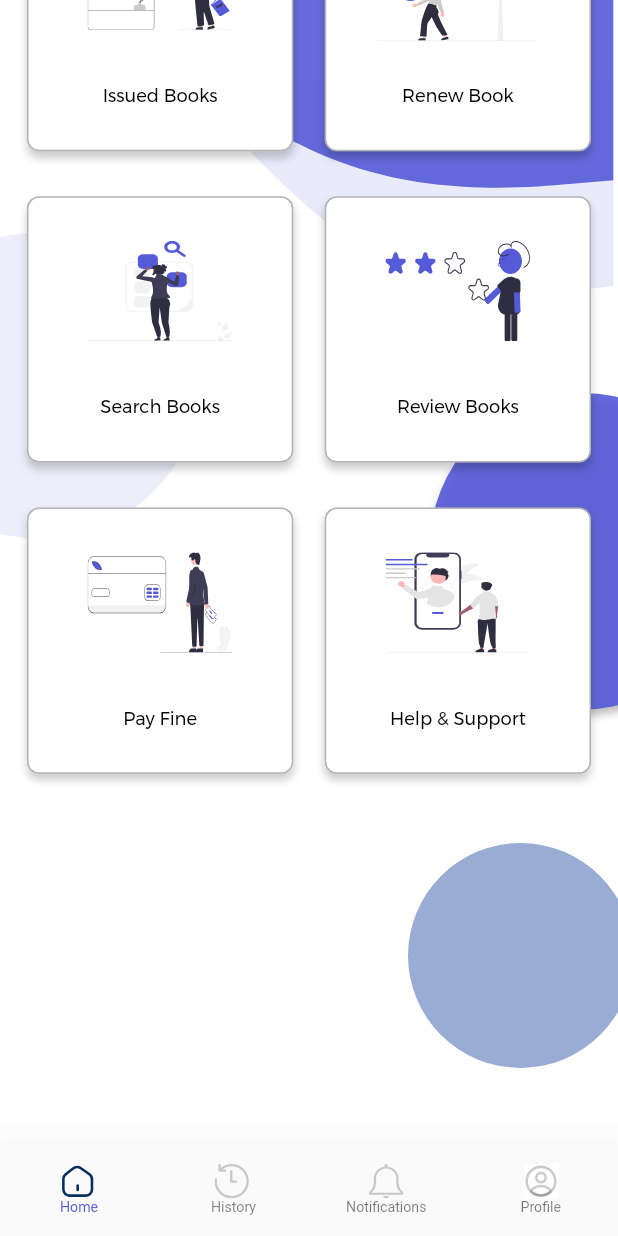
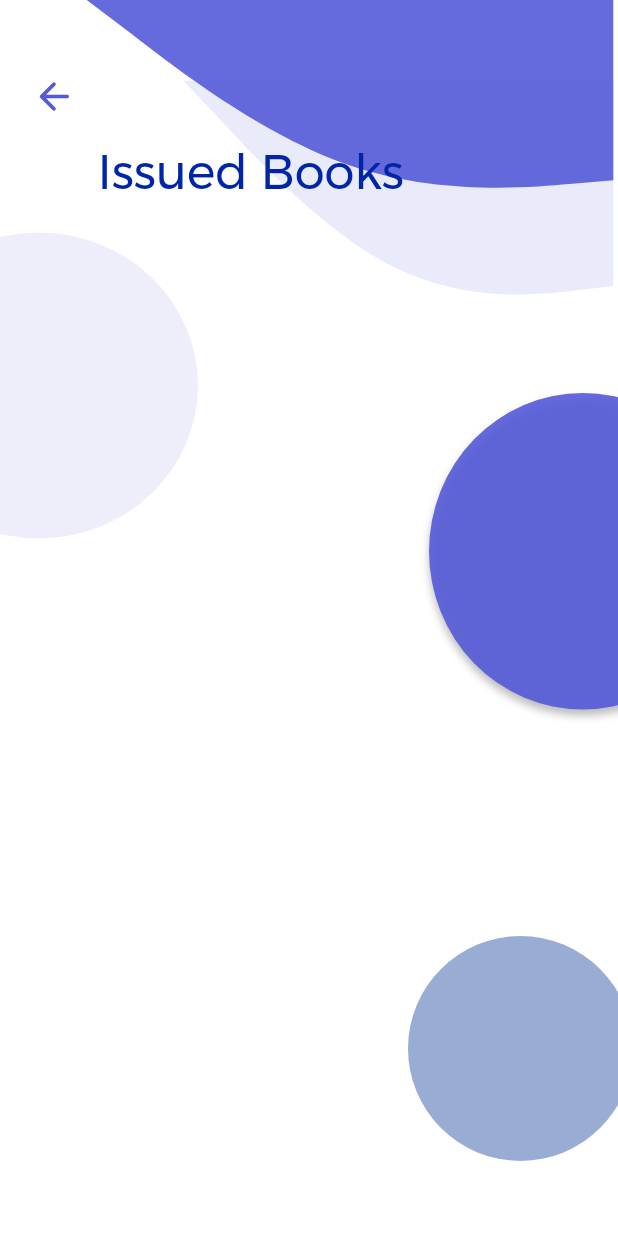
Before and after one commit to jyothir10/bibliotheca, a Flutter app: the DashBoardScreen screen opened by its route, scrolled down 159 dp, after a tap on "Review Books", on a phone screen of 412 x 824 dp. Run offline on Flutter 3.47's test engine with Material 2 defaults, Android fonts, the light colour scheme and no system bars; our stand-ins replace cloud_firestore, firebase_auth, firebase_core, flutter_svg, modal_progress_hud_nsn, shared_preferences; missing offline and left inert: blobs; accounts and stored records are empty; Roboto replaces fonts that are missing (SFUIText).

Commit message:
Review book screen-1

```diff
--- a/lib/Screens/DashBoardScreen.dart
+++ b/lib/Screens/DashBoardScreen.dart
@@ -1,10 +1,11 @@
 import 'package:bibliotheca/Components/Background.dart';
 import 'package:bibliotheca/Components/BottomBar.dart';
 import 'package:bibliotheca/Screens/ReissueBookScreen.dart';
+import 'package:bibliotheca/Screens/ReviewBookScreen.dart';
 import 'package:bibliotheca/Screens/contact_us_screen.dart';
 import 'package:bibliotheca/Screens/due_payment.dart';
+import 'package:bibliotheca/Screens/issued_books_screen.dart';
 import 'package:bibliotheca/Screens/search_screen_main.dart';
-import 'package:bibliotheca/Screens/issued_books_screen.dart';
 import 'package:firebase_auth/firebase_auth.dart';
 import 'package:flutter/material.dart';
 
@@ -66,7 +67,9 @@ class _DashBoardScreenState extends State<DashBoardScreen> {
                       DashBoardCard(
                         img: "images/dashboard/issue.svg",
                         text: 'Issued Books',
-                        onTap: () { Navigator.pushNamed(context, IssuedBooks.id); },
+                        onTap: () {
+                          Navigator.pushNamed(context, IssuedBooks.id);
+                        },
                       ),
                       DashBoardCard(
                         img: "images/dashboard/renewal.svg",
@@ -85,7 +88,9 @@ class _DashBoardScreenState extends State<DashBoardScreen> {
                       DashBoardCard(
                         img: "images/dashboard/review.svg",
                         text: 'Review Books',
-                        onTap: () {},
+                        onTap: () {
+                          Navigator.pushNamed(context, ReviewBookScreen.id);
+                        },
                       ),
                       DashBoardCard(
                         img: "images/dashboard/fine.svg",
--- /dev/null
+++ b/lib/Screens/ReviewBookScreen.dart
@@ -0,0 +1,144 @@
+import 'package:bibliotheca/Components/Background.dart';
+import 'package:bibliotheca/Components/ReviewBookCard.dart';
+import 'package:bibliotheca/constants.dart';
+import 'package:cloud_firestore/cloud_firestore.dart';
+import 'package:flutter/material.dart';
+import 'package:shared_preferences/shared_preferences.dart';
+
+class ReviewBookScreen extends StatefulWidget {
+  static const String id = '/review';
+  const ReviewBookScreen({Key? key}) : super(key: key);
+
+  @override
+  State<ReviewBookScreen> createState() => _ReviewBookScreenState();
+}
+
+class _ReviewBookScreenState extends State<ReviewBookScreen> {
+  String? admno = "";
+  bool exist = false;
+  late QueryDocumentSnapshot<Map<String, dynamic>> books;
+  List<String> bookids = [];
+  List<String> booknames = [];
+  List issuedates = [];
+  @override
+  void initState() {
+    // TODO: implement initState
+    super.initState();
+    getUser();
+  }
+
+  getUser() async {
+    SharedPreferences prefs = await SharedPreferences.getInstance();
+    admno = prefs.getString('id');
+  }
+
+  @override
+  Widget build(BuildContext context) {
+    return Scaffold(
+      backgroundColor: Colors.white,
+      body: Stack(children: <Widget>[
+        Background(),
+        const Positioned(
+          left: 65,
+          top: 95,
+          child: Text(
+            'Issued Books',
+            style: TextStyle(
+              color: Color(0xFF0025A9),
+              fontSize: 32,
+              fontFamily: 'Montserrat',
+            ),
+          ),
+        ),
+        SingleChildScrollView(
+          child: Column(
+            children: [
+              Container(
+                margin: EdgeInsets.only(top: 40, left: 12),
+                child: Align(
+                  alignment: Alignment.topLeft,
+                  child: IconButton(
+                    onPressed: () {
+                      Navigator.pop(context, true);
+                    },
+                    icon: const Icon(
+                      Icons.arrow_back_rounded,
+                      size: 30,
+                      color: Color(0xFF545AD8),
+                    ),
+                  ),
+                ),
+              ),
+              SizedBox(
+                height: 0.08 * MediaQuery.of(context).size.height,
+              ),
+              ConstrainedBox(
+                constraints: BoxConstraints(
+                    maxHeight: MediaQuery.of(context).size.height),
+                child: Container(
+                  height: 632,
+                  child: StreamBuilder<QuerySnapshot>(
+                    stream: FirebaseFirestore.instance
+                        .collection('Students')
+                        .snapshots(),
+                    builder: (context, snapshots) {
+                      return (snapshots.connectionState ==
+                              ConnectionState.waiting)
+                          ? const Center(
+                              child: CircularProgressIndicator(
+                                color: primaryColour,
+                              ),
+                            )
+                          : ListView.builder(
+                              itemCount: snapshots.data!.docs.length,
+                              itemBuilder: (context, index) {
+                                var data = snapshots.data!.docs[index].data()
+                                    as Map<String, dynamic>;
+                                if (data['admno'] == admno) {
+                                  List l1 = data['bookid'];
+                                  List l2 = data['bookname'];
+
+                                  return Container(
+                                    height: 600,
+                                    width: MediaQuery.of(context).size.width,
+                                    child: ListView.builder(
+                                        itemCount: l1.length,
+                                        itemBuilder: (context, index) {
+                                          return ReviewBookCard(
+                                            isbn: l1[index],
+                                            bookName: l2[index],
+                                            onTap: () {},
+                                          );
+                                        }),
+                                  );
+                                } else if (index ==
+                                        snapshots.data!.docs.length - 1 &&
+                                    exist == false) {
+                                  return Flexible(
+                                    child: Column(
+                                      mainAxisAlignment:
+                                          MainAxisAlignment.center,
+                                      children: [
+                                        Text(
+                                          "No isssued books!",
+                                          style: dashboardTextStyle.copyWith(
+                                              fontSize: 14),
+                                        ),
+                                      ],
+                                    ),
+                                  );
+                                } else {
+                                  return Container();
+                                }
+                              });
+                    },
+                  ),
+                ),
+              ),
+            ],
+          ),
+        ),
+      ]),
+    );
+  }
+}
--- a/lib/main.dart
+++ b/lib/main.dart
@@ -4,6 +4,7 @@ import 'package:bibliotheca/Screens/OnboardingScreen.dart';
 import 'package:bibliotheca/Screens/RegistrationScreen.dart';
 import 'package:bibliotheca/Screens/RegistrationScreen2.dart';
 import 'package:bibliotheca/Screens/ReissueBookScreen.dart';
+import 'package:bibliotheca/Screens/ReviewBookScreen.dart';
 import 'package:bibliotheca/Screens/SearchScreen1.dart';
 import 'package:bibliotheca/Screens/SearchScreen2.dart';
 import 'package:bibliotheca/Screens/SearchScreen3.dart';
@@ -42,7 +43,7 @@ class MyApp extends StatelessWidget {
               ),
         ),
         debugShowCheckedModeBanner: false,
-        initialRoute: SplashScreen.id,
+        initialRoute: LoginScreen.id,
         routes: {
           SplashScreen.id: (context) => SplashScreen(),
           OnboardingScreen.id: (context) => OnboardingScreen(),
@@ -59,6 +60,7 @@ class MyApp extends StatelessWidget {
           ProfileScreen.id: (context) => ProfileScreen(),
           IssuedBooks.id: (context) => IssuedBooks(),
           DuePaymentScreen.id: (context) => DuePaymentScreen(),
+          ReviewBookScreen.id: (context) => ReviewBookScreen(),
         });
   }
 }
```
Also changed, not shown: lib/Components/ReviewBookCard.dart (added, +103 -0 lines).
